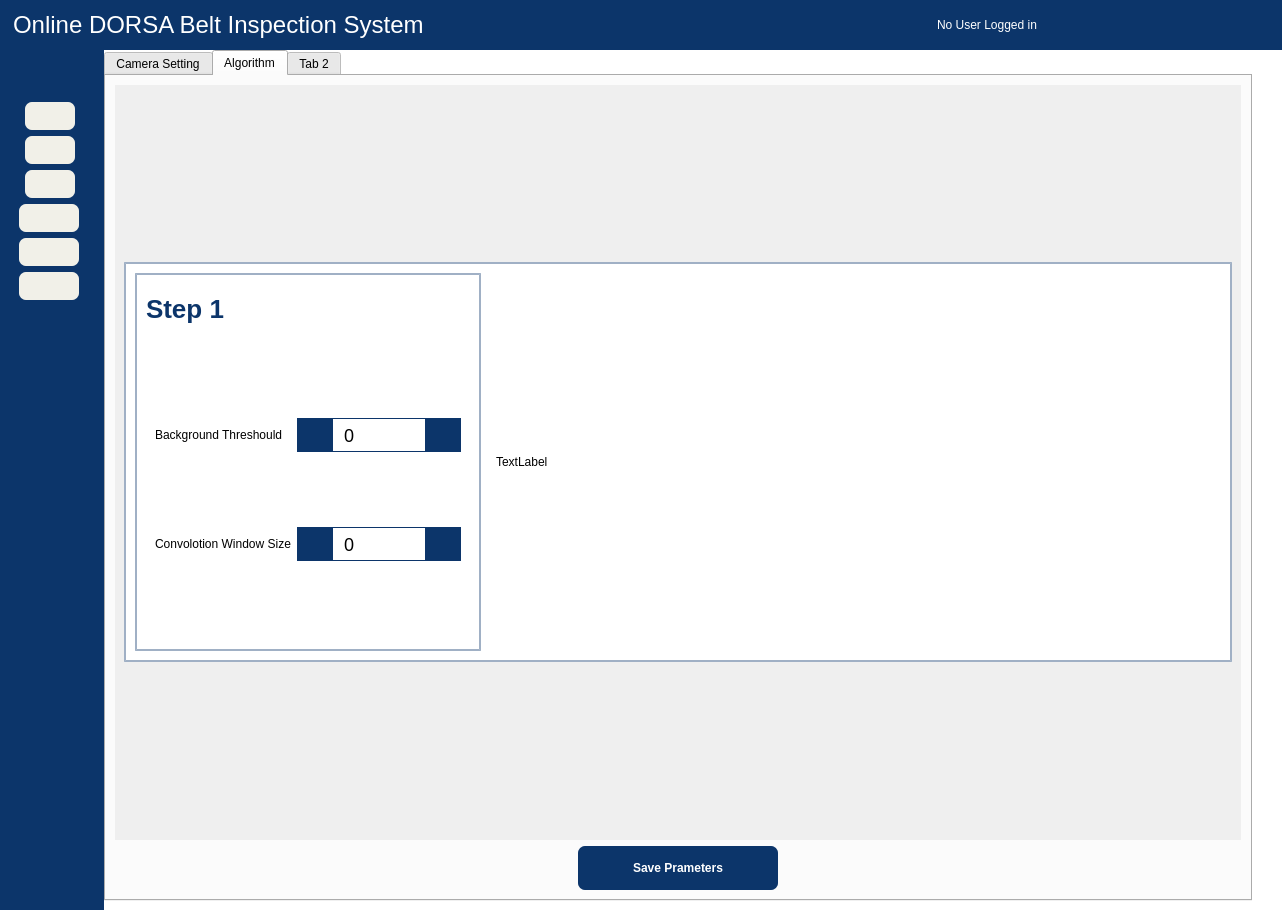
Old version of the form UIFiles/main_UI.ui in the repository DORSA-co/MSC_Conveyor.
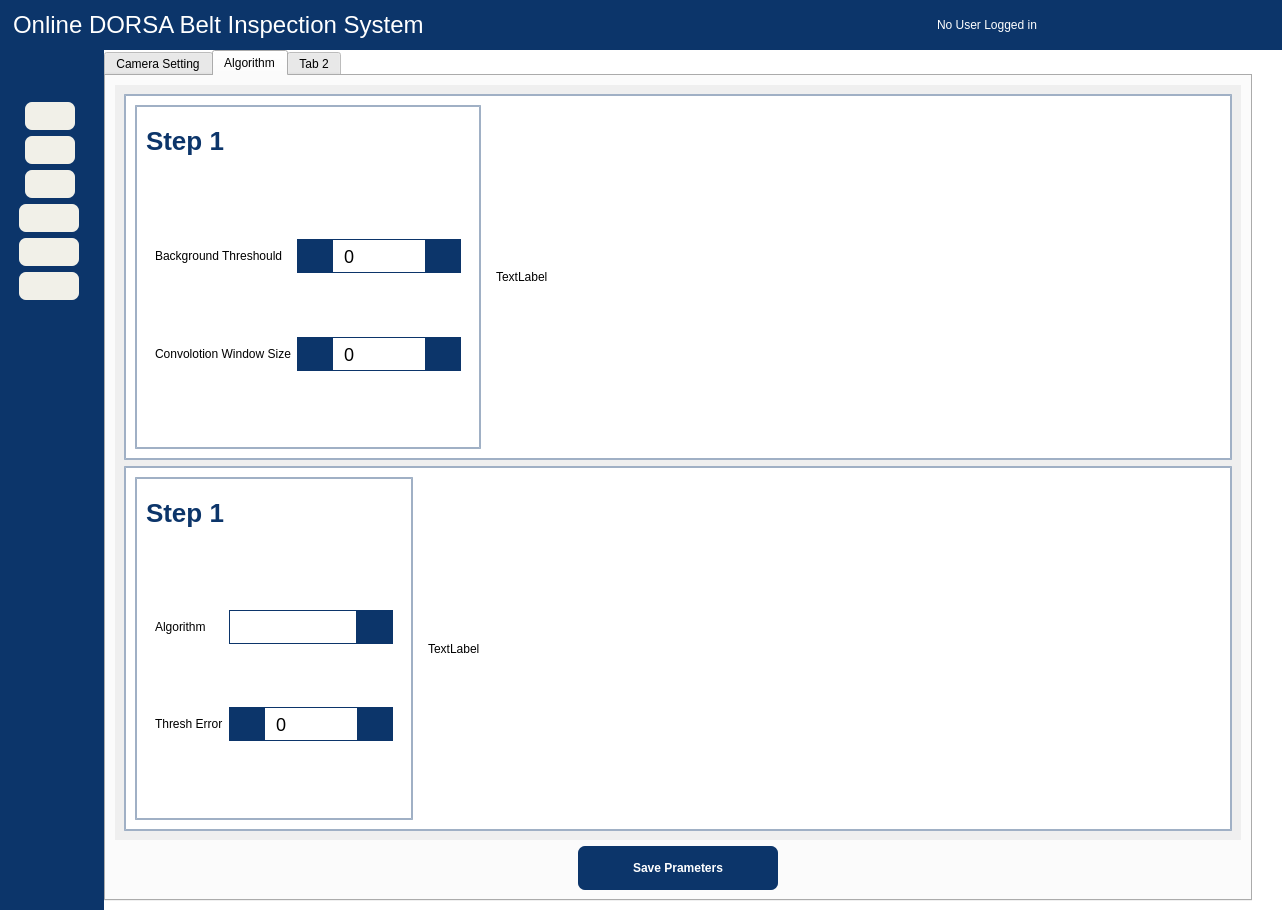
New version of the form. The open tabs and pages were chosen to show the change. Icons and pictures are not drawn.

Commit message: mapDict class added, Setting step2 init

The edit to the form file:
```diff
--- a/UIFiles/main_UI.ui
+++ b/UIFiles/main_UI.ui
@@ -5501,6 +5501,134 @@
                            <layout class="QVBoxLayout" name="verticalLayout_19">
                             <item>
                              <widget class="QLabel" name="algorithm_image1">
+                              <property name="sizePolicy">
+                               <sizepolicy hsizetype="Expanding" vsizetype="Preferred">
+                                <horstretch>0</horstretch>
+                                <verstretch>0</verstretch>
+                               </sizepolicy>
+                              </property>
+                              <property name="text">
+                               <string>TextLabel</string>
+                              </property>
+                              <property name="abas" stdset="0">
+                               <string>card</string>
+                              </property>
+                             </widget>
+                            </item>
+                           </layout>
+                          </widget>
+                         </item>
+                        </layout>
+                       </widget>
+                      </item>
+                      <item>
+                       <widget class="QFrame" name="frame_step2">
+                        <property name="maximumSize">
+                         <size>
+                          <width>16777215</width>
+                          <height>400</height>
+                         </size>
+                        </property>
+                        <property name="styleSheet">
+                         <string notr="true">#algo_setting_step2_frame,
+#frame_step2
+{
+border: 2 solid rgba(12, 53, 106, 100);
+background-color:#ffffff;
+
+}
+</string>
+                        </property>
+                        <property name="frameShape">
+                         <enum>QFrame::StyledPanel</enum>
+                        </property>
+                        <property name="frameShadow">
+                         <enum>QFrame::Raised</enum>
+                        </property>
+                        <layout class="QHBoxLayout" name="horizontalLayout_21">
+                         <item>
+                          <widget class="QFrame" name="algo_setting_step2_frame">
+                           <property name="styleSheet">
+                            <string notr="true"/>
+                           </property>
+                           <property name="frameShape">
+                            <enum>QFrame::StyledPanel</enum>
+                           </property>
+                           <property name="frameShadow">
+                            <enum>QFrame::Raised</enum>
+                           </property>
+                           <layout class="QVBoxLayout" name="verticalLayout_50">
+                            <item>
+                             <widget class="QLabel" name="label_67">
+                              <property name="maximumSize">
+                               <size>
+                                <width>16777215</width>
+                                <height>50</height>
+                               </size>
+                              </property>
+                              <property name="styleSheet">
+                               <string notr="true">font-size: 26px;
+font-weight: bold;
+color:rgb(12, 53, 106);</string>
+                              </property>
+                              <property name="text">
+                               <string>Step 1</string>
+                              </property>
+                             </widget>
+                            </item>
+                            <item>
+                             <widget class="QFrame" name="frame_35">
+                              <property name="frameShape">
+                               <enum>QFrame::StyledPanel</enum>
+                              </property>
+                              <property name="frameShadow">
+                               <enum>QFrame::Raised</enum>
+                              </property>
+                              <layout class="QGridLayout" name="gridLayout_10">
+                               <property name="bottomMargin">
+                                <number>11</number>
+                               </property>
+                               <item row="0" column="1">
+                                <widget class="QComboBox" name="anomaly_alghorithm_combo"/>
+                               </item>
+                               <item row="0" column="0">
+                                <layout class="QGridLayout" name="gridLayout_11">
+                                 <item row="0" column="0">
+                                  <widget class="QLabel" name="label_70">
+                                   <property name="text">
+                                    <string>Algorithm</string>
+                                   </property>
+                                  </widget>
+                                 </item>
+                                </layout>
+                               </item>
+                               <item row="1" column="1">
+                                <widget class="QSpinBox" name="anomaly_thresh_error"/>
+                               </item>
+                               <item row="1" column="0">
+                                <widget class="QLabel" name="label_69">
+                                 <property name="text">
+                                  <string>Thresh Error</string>
+                                 </property>
+                                </widget>
+                               </item>
+                              </layout>
+                             </widget>
+                            </item>
+                           </layout>
+                          </widget>
+                         </item>
+                         <item>
+                          <widget class="QFrame" name="frame_37">
+                           <property name="frameShape">
+                            <enum>QFrame::StyledPanel</enum>
+                           </property>
+                           <property name="frameShadow">
+                            <enum>QFrame::Raised</enum>
+                           </property>
+                           <layout class="QVBoxLayout" name="verticalLayout_51">
+                            <item>
+                             <widget class="QLabel" name="algorithm_image2">
                               <property name="sizePolicy">
                                <sizepolicy hsizetype="Expanding" vsizetype="Preferred">
                                 <horstretch>0</horstretch>
```
Left out of the diff: 6 changed lines with no effect on the pictures. The commit also changes 15 other files.
